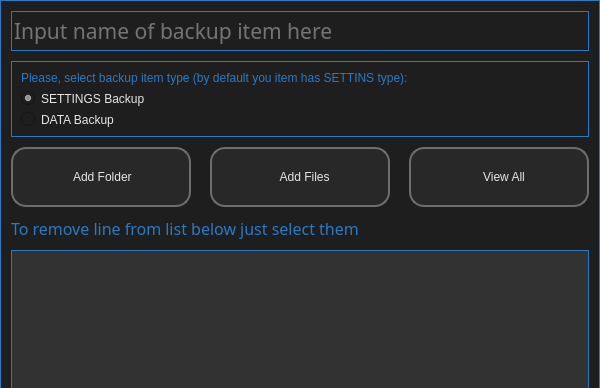
il721/EasyBack, file ui/ui_01_add_item.ui: the form before one commit; both pictures show x 0 to 600 and y 0 to 388 of the 600 by 811 pixel window.
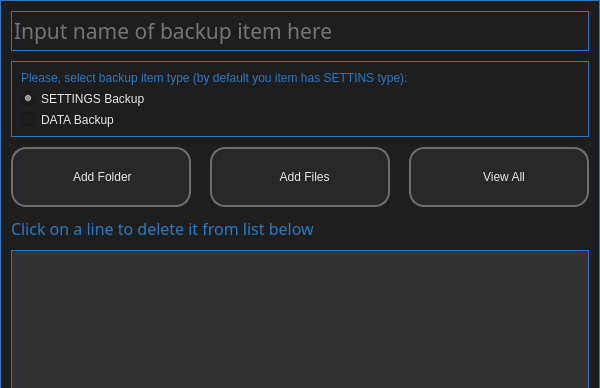
The form after the commit. Icons and pictures are not drawn.

The edit to the form file:
```diff
--- a/ui/ui_01_add_item.ui
+++ b/ui/ui_01_add_item.ui
@@ -312,7 +312,7 @@
       <string notr="true"/>
      </property>
      <property name="text">
-      <string>To remove line from list below just select them</string>
+      <string>Click on a line to delete it from list below</string>
      </property>
     </widget>
    </item>
```
